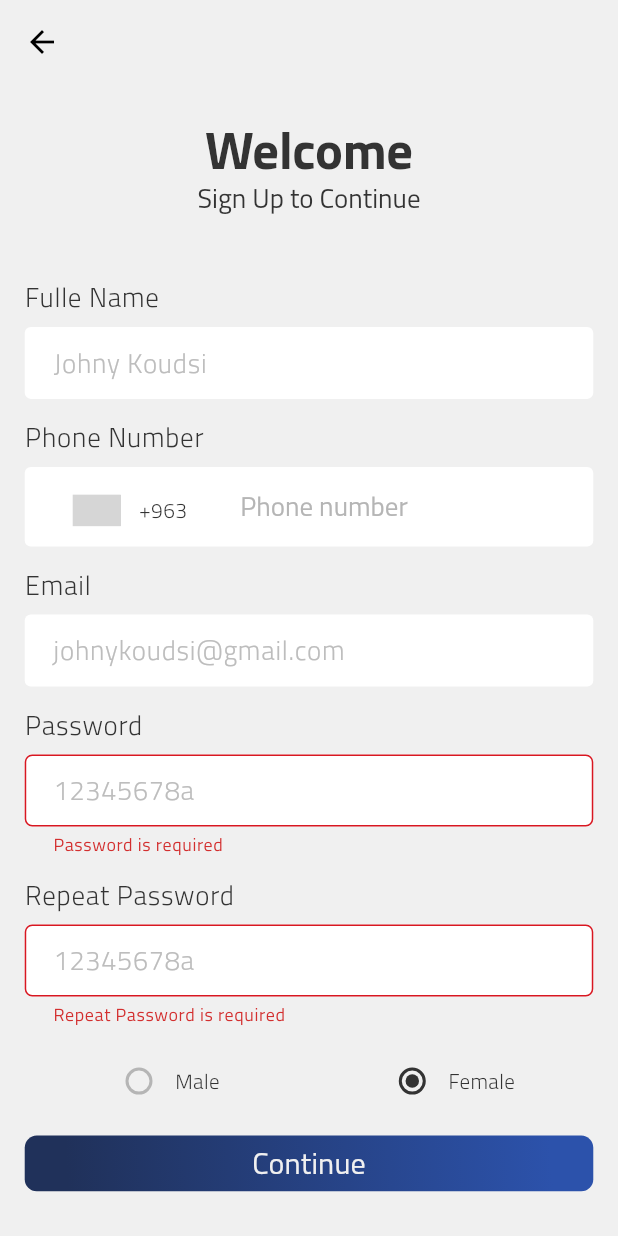
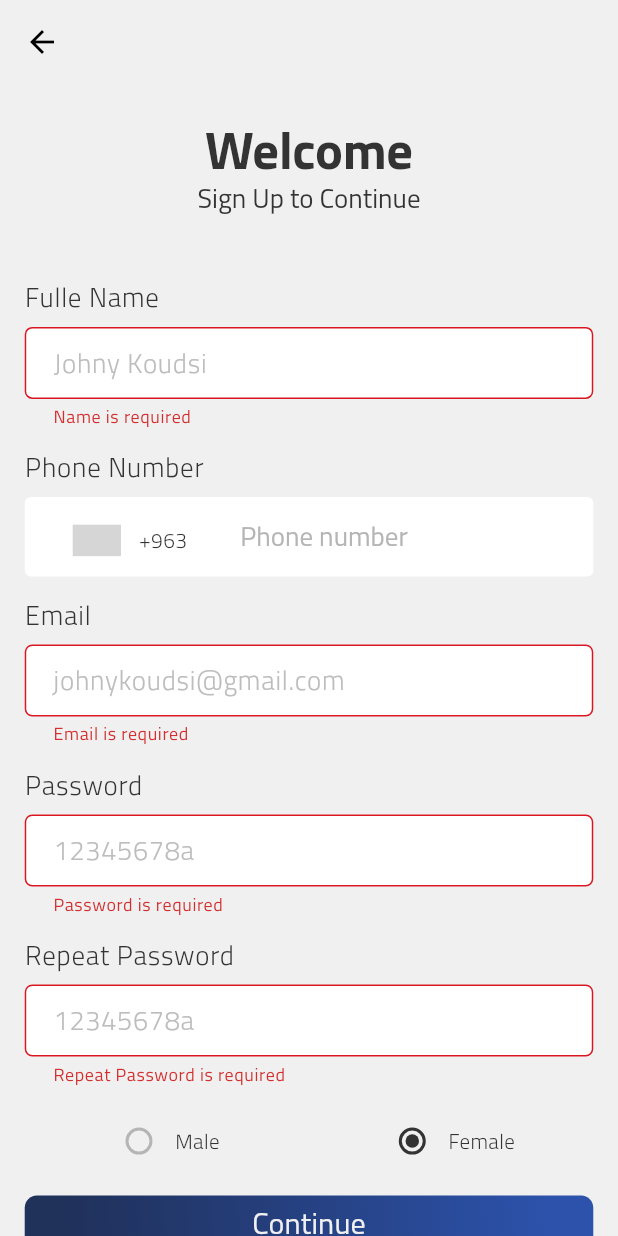
Before and after one commit to ihsan-git-1/Nostra-Casa-Real-Estate, a Flutter app: the SignUpScreen screen opened by its route, after a tap on "Continue", on a phone screen of 412 x 824 dp. Run offline on Flutter 3.47's test engine with Material 2 defaults, Android fonts, the phone set to English and light mode, and no system bars; drawn by our look-alikes of intl_phone_number_input; our stand-ins replace bloc, easy_localization, equatable, flutter_bloc, flutter_svg, google_maps_flutter; missing offline and left inert: google_maps_flutter_android, google_maps_flutter_platform_interface; project files that could hold a hidden picture were left out; grey boxes are pictures that could not be loaded.

Commit message:
sign up screen validation

```diff
--- a/lib/presentation/signup/signup.dart
+++ b/lib/presentation/signup/signup.dart
@@ -66,6 +66,12 @@ class _SignUpScreenState extends State<SignUpScreen> {
                           hintText: 'Johny Koudsi',
                           passwordBool: false,
                           label: "Fulle Name",
+                          validator: (value) {
+                            if (value == null || value.isEmpty) {
+                              return "Name is required".tr();
+                            }
+                            return null;
+                          },
                         ),
                         SizedBox(
                           height: heightBetweenFields,
@@ -81,7 +87,14 @@ class _SignUpScreenState extends State<SignUpScreen> {
                         SizedBox(
                           height: heightBetweenFields,
                         ),
-                        CustomTextField(hintText: "johnykoudsi@gmail.com", passwordBool: false,label: "Email",textInputType: TextInputType.emailAddress,),
+                        CustomTextField(hintText: "johnykoudsi@gmail.com", passwordBool: false,label: "Email",textInputType: TextInputType.emailAddress,
+                          validator: (value) {
+                            if (value == null || value.isEmpty) {
+                              return "Email is required".tr();
+                            }
+                            return null;
+                          },
+                        ),
                         SizedBox(
                           height: heightBetweenFields,
                         ),
@@ -179,6 +192,48 @@ class _SignUpScreenState extends State<SignUpScreen> {
                             if (_key.currentState!.validate()) {}
                           },
                         ),
+                        SizedBox(height: screenHeight * 0.04),
+                        GestureDetector(
+                          onTap: () {
+                            Navigator.of(context).pushNamed('/policy');
+                          },
+                          child: Row(
+                            mainAxisAlignment: MainAxisAlignment.center,
+                            children: [
+                              Text("By signing up,you agree to our ".tr(),
+                                   style:Theme.of(context).textTheme.bodyText2,),
+                              Text(
+                                'Terms & Privacy Policy.'.tr(),
+                                style: Theme.of(context)
+                                    .textTheme
+                                    .bodyText2!
+                                    .copyWith(fontWeight: AppFontWeight.bold),
+                              ),
+                            ],
+                          ),
+                        ),
+                        GestureDetector(
+                          onTap: () {
+                            Navigator.of(context).pushReplacementNamed('/login');
+                          },
+                          child: Padding(
+                            padding: const EdgeInsets.all(8.0),
+                            child: Row(
+                              mainAxisAlignment: MainAxisAlignment.center,
+                              children: [
+                                Text("Already have an account ? ".tr(),
+                                  style:Theme.of(context).textTheme.bodyText2,),
+                                Text(
+                                  'Login'.tr(),
+                                    style: Theme.of(context)
+                                        .textTheme
+                                        .bodyText2!
+                                        .copyWith(fontWeight: AppFontWeight.bold),
+                                ),
+                              ],
+                            ),
+                          ),
+                        ),
                       ],
                     ),
                   ],
--- a/lib/utility/app_style.dart
+++ b/lib/utility/app_style.dart
@@ -26,6 +26,7 @@ class AppStyle {
     checkboxTheme: const CheckboxThemeData().copyWith(
         fillColor: MaterialStateProperty.all<Color>(kGreyColor)),
     appBarTheme: const AppBarTheme(
+      scrolledUnderElevation: 0,
       backgroundColor: kBackGroundColor,
       surfaceTintColor: darkBlueColor,
       centerTitle: true,
```
Also changed, not shown: lib/presentation/policy.dart (+25 -25 lines), lib/presentation/welcome/welcome.dart (+3 -4 lines).
